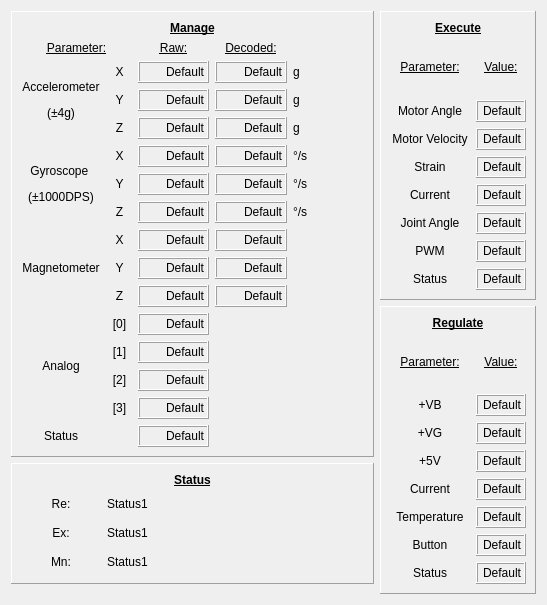
First picture: the form in ui/w_rigid.ui, repository johnbatzer18/biomech_flexsea-plan, before the edit.
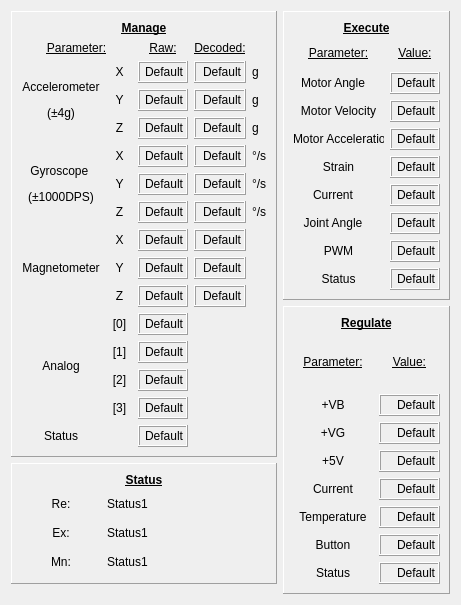
Second picture: the form after the edit.

Commit message: Added user-plan.h. Updated submodules. Latest Rigid UI.

Patch:
```diff
--- a/ui/w_rigid.ui
+++ b/ui/w_rigid.ui
@@ -6,7 +6,7 @@
    <rect>
     <x>0</x>
     <y>0</y>
-    <width>547</width>
+    <width>461</width>
     <height>605</height>
    </rect>
   </property>
@@ -1976,8 +1976,8 @@
          </widget>
         </item>
         <item>
-         <layout class="QGridLayout" name="gridLayout_2" rowstretch="3,0,0,0,0,0,0,0,0,0">
-          <item row="5" column="0">
+         <layout class="QGridLayout" name="gridLayout_2" rowstretch="3,0,0,0,0,0,0,0,0">
+          <item row="6" column="0">
            <widget class="QLabel" name="label_27">
             <property name="sizePolicy">
              <sizepolicy hsizetype="Preferred" vsizetype="Preferred">
@@ -2008,7 +2008,7 @@
             </property>
            </widget>
           </item>
-          <item row="4" column="0">
+          <item row="5" column="0">
            <widget class="QLabel" name="label_29">
             <property name="sizePolicy">
              <sizepolicy hsizetype="Preferred" vsizetype="Preferred">
@@ -2039,37 +2039,6 @@
             </property>
            </widget>
           </item>
-          <item row="1" column="0">
-           <widget class="QLabel" name="label_31">
-            <property name="sizePolicy">
-             <sizepolicy hsizetype="Preferred" vsizetype="Preferred">
-              <horstretch>0</horstretch>
-              <verstretch>0</verstretch>
-             </sizepolicy>
-            </property>
-            <property name="minimumSize">
-             <size>
-              <width>80</width>
-              <height>0</height>
-             </size>
-            </property>
-            <property name="maximumSize">
-             <size>
-              <width>80</width>
-              <height>16777215</height>
-             </size>
-            </property>
-            <property name="layoutDirection">
-             <enum>Qt::LeftToRight</enum>
-            </property>
-            <property name="text">
-             <string>&lt;html&gt;&lt;head/&gt;&lt;body&gt;&lt;p&gt;Motor Angle&lt;/p&gt;&lt;/body&gt;&lt;/html&gt;</string>
-            </property>
-            <property name="alignment">
-             <set>Qt::AlignCenter</set>
-            </property>
-           </widget>
-          </item>
           <item row="2" column="0">
            <widget class="QLabel" name="label_32">
             <property name="sizePolicy">
@@ -2095,7 +2064,7 @@
             </property>
            </widget>
           </item>
-          <item row="4" column="1">
+          <item row="5" column="1">
            <widget class="QLabel" name="disp_current_mot">
             <property name="sizePolicy">
              <sizepolicy hsizetype="Preferred" vsizetype="Preferred">
@@ -2141,7 +2110,7 @@
             </property>
            </widget>
           </item>
-          <item row="3" column="1">
+          <item row="4" column="1">
            <widget class="QLabel" name="disp_strain">
             <property name="sizePolicy">
              <sizepolicy hsizetype="Preferred" vsizetype="Preferred">
@@ -2187,8 +2156,8 @@
             </property>
            </widget>
           </item>
-          <item row="2" column="1">
-           <widget class="QLabel" name="disp_mot_vel">
+          <item row="1" column="0">
+           <widget class="QLabel" name="label_31">
             <property name="sizePolicy">
              <sizepolicy hsizetype="Preferred" vsizetype="Preferred">
               <horstretch>0</horstretch>
@@ -2197,43 +2166,28 @@
             </property>
             <property name="minimumSize">
              <size>
-              <width>50</width>
-              <height>22</height>
+              <width>80</width>
+              <height>0</height>
              </size>
             </property>
             <property name="maximumSize">
              <size>
-              <width>200</width>
+              <width>80</width>
               <height>16777215</height>
              </size>
             </property>
-            <property name="baseSize">
-             <size>
-              <width>50</width>
-              <height>0</height>
-             </size>
-            </property>
-            <property name="autoFillBackground">
-             <bool>false</bool>
-            </property>
-            <property name="frameShape">
-             <enum>QFrame::Box</enum>
-            </property>
-            <property name="frameShadow">
-             <enum>QFrame::Raised</enum>
-            </property>
-            <property name="lineWidth">
-             <number>1</number>
+            <property name="layoutDirection">
+             <enum>Qt::LeftToRight</enum>
             </property>
             <property name="text">
-             <string>Default</string>
+             <string>&lt;html&gt;&lt;head/&gt;&lt;body&gt;&lt;p&gt;Motor Angle&lt;/p&gt;&lt;/body&gt;&lt;/html&gt;</string>
             </property>
             <property name="alignment">
-             <set>Qt::AlignRight|Qt::AlignTrailing|Qt::AlignVCenter</set>
+             <set>Qt::AlignCenter</set>
             </property>
            </widget>
           </item>
-          <item row="5" column="1">
+          <item row="6" column="1">
            <widget class="QLabel" name="disp_joint_angle">
             <property name="sizePolicy">
              <sizepolicy hsizetype="Preferred" vsizetype="Preferred">
@@ -2301,7 +2255,99 @@
             </property>
            </widget>
           </item>
-          <item row="3" column="0">
+          <item row="2" column="1">
+           <widget class="QLabel" name="disp_mot_vel">
+            <property name="sizePolicy">
+             <sizepolicy hsizetype="Preferred" vsizetype="Preferred">
+              <horstretch>0</horstretch>
+              <verstretch>0</verstretch>
+             </sizepolicy>
+            </property>
+            <property name="minimumSize">
+             <size>
+              <width>50</width>
+              <height>22</height>
+             </size>
+            </property>
+            <property name="maximumSize">
+             <size>
+              <width>200</width>
+              <height>16777215</height>
+             </size>
+            </property>
+            <property name="baseSize">
+             <size>
+              <width>50</width>
+              <height>0</height>
+             </size>
+            </property>
+            <property name="autoFillBackground">
+             <bool>false</bool>
+            </property>
+            <property name="frameShape">
+             <enum>QFrame::Box</enum>
+            </property>
+            <property name="frameShadow">
+             <enum>QFrame::Raised</enum>
+            </property>
+            <property name="lineWidth">
+             <number>1</number>
+            </property>
+            <property name="text">
+             <string>Default</string>
+            </property>
+            <property name="alignment">
+             <set>Qt::AlignRight|Qt::AlignTrailing|Qt::AlignVCenter</set>
+            </property>
+           </widget>
+          </item>
+          <item row="1" column="1">
+           <widget class="QLabel" name="disp_mot_ang">
+            <property name="sizePolicy">
+             <sizepolicy hsizetype="Preferred" vsizetype="Preferred">
+              <horstretch>0</horstretch>
+              <verstretch>0</verstretch>
+             </sizepolicy>
+            </property>
+            <property name="minimumSize">
+             <size>
+              <width>50</width>
+              <height>22</height>
+             </size>
+            </property>
+            <property name="maximumSize">
+             <size>
+              <width>200</width>
+              <height>16777215</height>
+             </size>
+            </property>
+            <property name="baseSize">
+             <size>
+              <width>50</width>
+              <height>0</height>
+             </size>
+            </property>
+            <property name="autoFillBackground">
+             <bool>false</bool>
+            </property>
+            <property name="frameShape">
+             <enum>QFrame::Box</enum>
+            </property>
+            <property name="frameShadow">
+             <enum>QFrame::Raised</enum>
+            </property>
+            <property name="lineWidth">
+             <number>1</number>
+            </property>
+            <property name="text">
+             <string>Default</string>
+            </property>
+            <property name="alignment">
+             <set>Qt::AlignRight|Qt::AlignTrailing|Qt::AlignVCenter</set>
+            </property>
+           </widget>
+          </item>
+          <item row="4" column="0">
            <widget class="QLabel" name="label_23">
             <property name="sizePolicy">
              <sizepolicy hsizetype="Preferred" vsizetype="Preferred">
@@ -2326,52 +2372,6 @@
             </property>
            </widget>
           </item>
-          <item row="1" column="1">
-           <widget class="QLabel" name="disp_mot_ang">
-            <property name="sizePolicy">
-             <sizepolicy hsizetype="Preferred" vsizetype="Preferred">
-              <horstretch>0</horstretch>
-              <verstretch>0</verstretch>
-             </sizepolicy>
-            </property>
-            <property name="minimumSize">
-             <size>
-              <width>50</width>
-              <height>22</height>
-             </size>
-            </property>
-            <property name="maximumSize">
-             <size>
-              <width>200</width>
-              <height>16777215</height>
-             </size>
-            </property>
-            <property name="baseSize">
-             <size>
-              <width>50</width>
-              <height>0</height>
-             </size>
-            </property>
-            <property name="autoFillBackground">
-             <bool>false</bool>
-            </property>
-            <property name="frameShape">
-             <enum>QFrame::Box</enum>
-            </property>
-            <property name="frameShadow">
-             <enum>QFrame::Raised</enum>
-            </property>
-            <property name="lineWidth">
-             <number>1</number>
-            </property>
-            <property name="text">
-             <string>Default</string>
-            </property>
-            <property name="alignment">
-             <set>Qt::AlignRight|Qt::AlignTrailing|Qt::AlignVCenter</set>
-            </property>
-           </widget>
-          </item>
           <item row="0" column="0">
            <widget class="QLabel" name="label_38">
             <property name="sizePolicy">
@@ -2385,7 +2385,53 @@
             </property>
            </widget>
           </item>
-          <item row="6" column="0">
+          <item row="7" column="1">
+           <widget class="QLabel" name="disp_pwm">
+            <property name="sizePolicy">
+             <sizepolicy hsizetype="Preferred" vsizetype="Preferred">
+              <horstretch>0</horstretch>
+              <verstretch>0</verstretch>
+             </sizepolicy>
+            </property>
+            <property name="minimumSize">
+             <size>
+              <width>50</width>
+              <height>22</height>
+             </size>
+            </property>
+            <property name="maximumSize">
+             <size>
+              <width>200</width>
+              <height>16777215</height>
+             </size>
+            </property>
+            <property name="baseSize">
+             <size>
+              <width>50</width>
+              <height>0</height>
+             </size>
+            </property>
+            <property name="autoFillBackground">
+             <bool>false</bool>
+            </property>
+            <property name="frameShape">
+             <enum>QFrame::Box</enum>
+            </property>
+            <property name="frameShadow">
+             <enum>QFrame::Raised</enum>
+            </property>
+            <property name="lineWidth">
+             <number>1</number>
+            </property>
+            <property name="text">
+             <string>Default</string>
+            </property>
+            <property name="alignment">
+             <set>Qt::AlignRight|Qt::AlignTrailing|Qt::AlignVCenter</set>
+            </property>
+           </widget>
+          </item>
+          <item row="7" column="0">
            <widget class="QLabel" name="label_44">
             <property name="sizePolicy">
              <sizepolicy hsizetype="Preferred" vsizetype="Preferred">
@@ -2410,7 +2456,7 @@
             </property>
            </widget>
           </item>
-          <item row="7" column="1">
+          <item row="8" column="1">
            <widget class="QLabel" name="disp_ex_stat">
             <property name="sizePolicy">
              <sizepolicy hsizetype="Preferred" vsizetype="Preferred">
@@ -2456,53 +2502,7 @@
             </property>
            </widget>
           </item>
-          <item row="6" column="1">
-           <widget class="QLabel" name="disp_pwm">
-            <property name="sizePolicy">
-             <sizepolicy hsizetype="Preferred" vsizetype="Preferred">
-              <horstretch>0</horstretch>
-              <verstretch>0</verstretch>
-             </sizepolicy>
-            </property>
-            <property name="minimumSize">
-             <size>
-              <width>50</width>
-              <height>22</height>
-             </size>
-            </property>
-            <property name="maximumSize">
-             <size>
-              <width>200</width>
-              <height>16777215</height>
-             </size>
-            </property>
-            <property name="baseSize">
-             <size>
-              <width>50</width>
-              <height>0</height>
-             </size>
-            </property>
-            <property name="autoFillBackground">
-             <bool>false</bool>
-            </property>
-            <property name="frameShape">
-             <enum>QFrame::Box</enum>
-            </property>
-            <property name="frameShadow">
-             <enum>QFrame::Raised</enum>
-            </property>
-            <property name="lineWidth">
-             <number>1</number>
-            </property>
-            <property name="text">
-             <string>Default</string>
-            </property>
-            <property name="alignment">
-             <set>Qt::AlignRight|Qt::AlignTrailing|Qt::AlignVCenter</set>
-            </property>
-           </widget>
-          </item>
-          <item row="7" column="0">
+          <item row="8" column="0">
            <widget class="QLabel" name="label_22">
             <property name="sizePolicy">
              <sizepolicy hsizetype="Preferred" vsizetype="Preferred">
@@ -2527,6 +2527,77 @@
             </property>
            </widget>
           </item>
+          <item row="3" column="1">
+           <widget class="QLabel" name="disp_mot_acc">
+            <property name="sizePolicy">
+             <sizepolicy hsizetype="Preferred" vsizetype="Preferred">
+              <horstretch>0</horstretch>
+              <verstretch>0</verstretch>
+             </sizepolicy>
+            </property>
+            <property name="minimumSize">
+             <size>
+              <width>50</width>
+              <height>22</height>
+             </size>
+            </property>
+            <property name="maximumSize">
+             <size>
+              <width>200</width>
+              <height>16777215</height>
+             </size>
+            </property>
+            <property name="baseSize">
+             <size>
+              <width>50</width>
+              <height>0</height>
+             </size>
+            </property>
+            <property name="autoFillBackground">
+             <bool>false</bool>
+            </property>
+            <property name="frameShape">
+             <enum>QFrame::Box</enum>
+            </property>
+            <property name="frameShadow">
+             <enum>QFrame::Raised</enum>
+            </property>
+            <property name="lineWidth">
+             <number>1</number>
+            </property>
+            <property name="text">
+             <string>Default</string>
+            </property>
+            <property name="alignment">
+             <set>Qt::AlignRight|Qt::AlignTrailing|Qt::AlignVCenter</set>
+            </property>
+           </widget>
+          </item>
+          <item row="3" column="0">
+           <widget class="QLabel" name="label_42">
+            <property name="sizePolicy">
+             <sizepolicy hsizetype="Preferred" vsizetype="Preferred">
+              <horstretch>0</horstretch>
+              <verstretch>0</verstretch>
+             </sizepolicy>
+            </property>
+            <property name="minimumSize">
+             <size>
+              <width>80</width>
+              <height>0</height>
+             </size>
+            </property>
+            <property name="layoutDirection">
+             <enum>Qt::LeftToRight</enum>
+            </property>
+            <property name="text">
+             <string>&lt;html&gt;&lt;head/&gt;&lt;body&gt;&lt;p&gt;Motor Acceleration&lt;/p&gt;&lt;/body&gt;&lt;/html&gt;</string>
+            </property>
+            <property name="alignment">
+             <set>Qt::AlignCenter</set>
+            </property>
+           </widget>
+          </item>
          </layout>
         </item>
        </layout>
```
Left out of the diff: 2 changed lines with no effect on the pictures. The commit also changes 2 other files.
